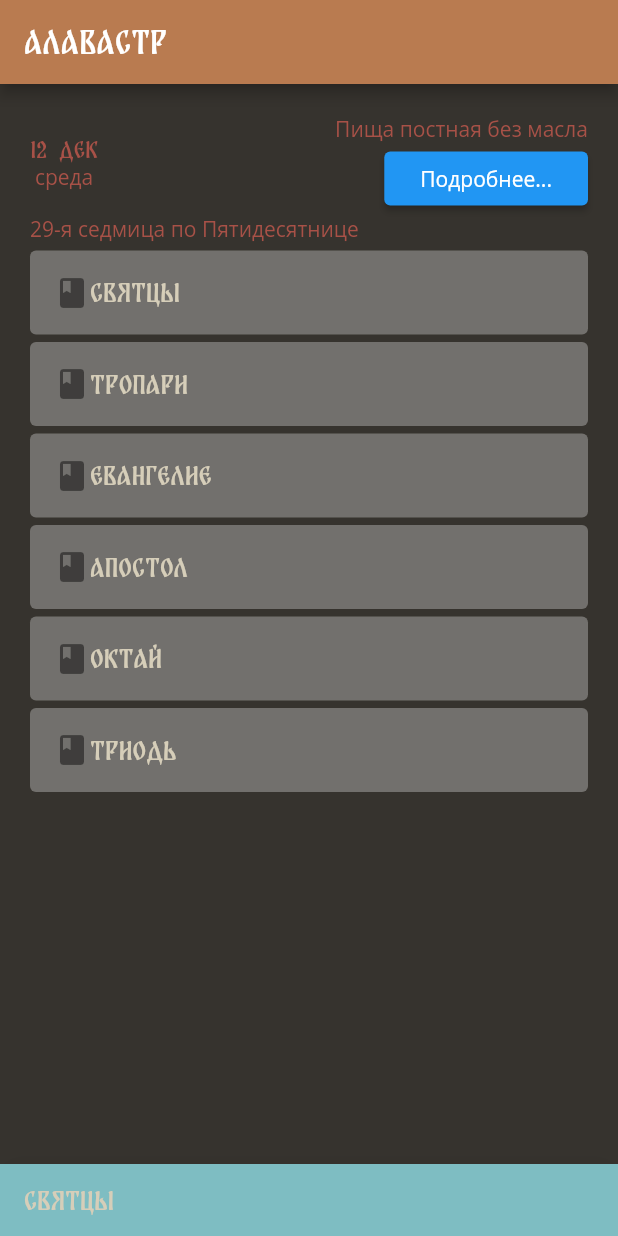
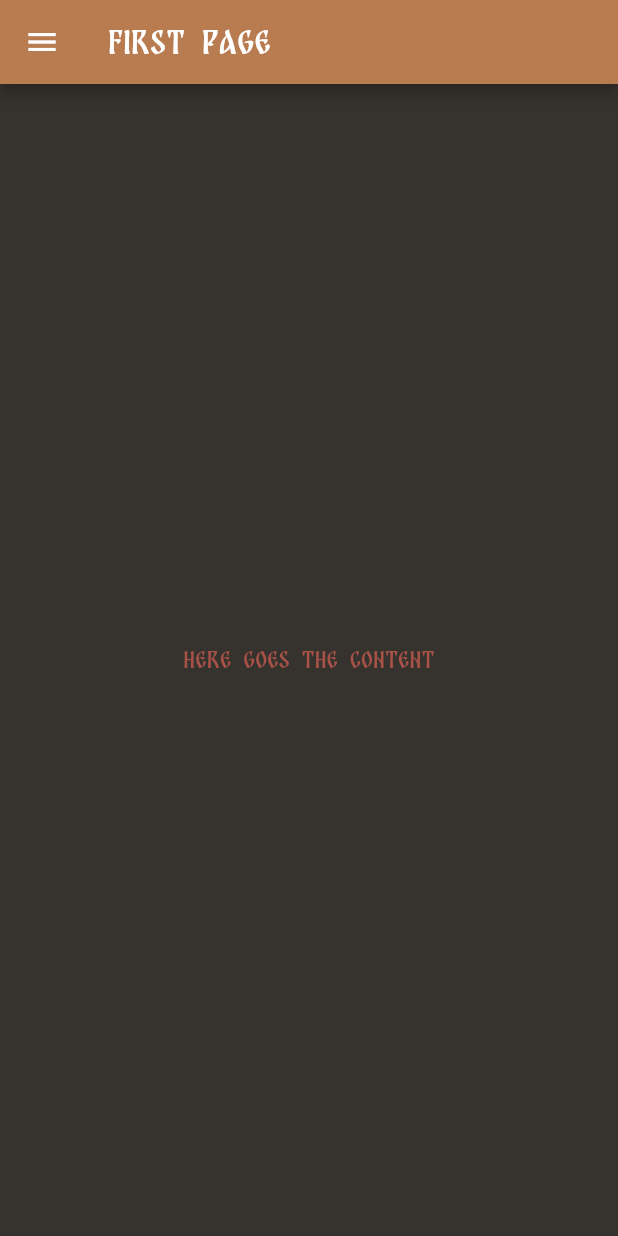
Before and after one commit to Ivan1992/falavastr, a Flutter app: the screen it shows after launch, on a phone screen of 412 x 824 dp. Run offline on Flutter 3.47's test engine with Material 2 defaults, Android fonts, the phone set to English and light mode, and no system bars.

```diff
--- a/lib/complex_example.dart
+++ b/lib/complex_example.dart
@@ -3,6 +3,7 @@
 // found in the LICENSE file.
 
 import 'package:falavastr/cstext.dart';
+import 'package:falavastr/drawer.dart';
 import 'package:flutter/material.dart';
 import 'package:scoped_model/scoped_model.dart';
 import 'backdrop.dart';
@@ -49,7 +50,10 @@ class ComplexExample extends StatelessWidget {
   @override
   Widget build(BuildContext context) => ScopedModel(
       model: FrontPanelModel(FrontPanels.tealPanel),
-      child: Scaffold(body: SafeArea(child: Panels(appBar))));
+      child: Scaffold(
+        drawer: DrawerOnly(),
+        body: SafeArea(child: Panels(appBar)),
+      ));
 }
 
 class Panels extends StatelessWidget {
@@ -200,14 +204,15 @@ class _BackPanelState extends State<BackPanel> {
                               rebuildOnChange: false,
                               builder: (context, _, model) => ListTile(
                                     title: Center(
-                                      child: Row(children: <Widget>[
+                                        child: Row(
+                                      children: <Widget>[
                                         Icon(Icons.book),
                                         Text(name,
-                                          style: TextStyle(
-                                            fontFamily: "Balkara",
-                                          )),
-                                      ],)
-                                    ),
+                                            style: TextStyle(
+                                              fontFamily: "Balkara",
+                                            )),
+                                      ],
+                                    )),
                                     selected: false,
                                     onTap: () {
                                       model.activate(FrontPanels.tealPanel);
--- a/lib/main.dart
+++ b/lib/main.dart
@@ -1,6 +1,6 @@
 import 'package:falavastr/complex_example.dart';
+import 'package:falavastr/pages/firstpage.dart';
 import 'package:flutter/material.dart';
-import 'toolbar.dart';
 import 'package:flutter/services.dart';
 
 void main() => runApp(MyApp());
@@ -21,9 +21,7 @@ class MyApp extends StatelessWidget {
         primaryColor: Color(0xFFb97b50),
         secondaryHeaderColor: Color(0xFFEFE6DD),
         buttonColor: Color(0xFF4c7e7a),
-          buttonTheme: ButtonThemeData(
-            textTheme: ButtonTextTheme.primary
-          ),
+        buttonTheme: ButtonThemeData(textTheme: ButtonTextTheme.primary),
         accentColor: Color(0xFFBB4430),
         canvasColor: Color(0xFF36332e),
         scaffoldBackgroundColor: Color(0xFF36332e),
@@ -32,11 +30,16 @@ class MyApp extends StatelessWidget {
           headline: TextStyle(color: Color(0xFFa85147)),
           caption: TextStyle(color: Color(0xFFa85147)),
           body1: TextStyle(color: Color(0xFFa85147)),
-            body2: TextStyle(color: Color(0xFFa85147)),
+          body2: TextStyle(color: Colors.red),//TextStyle(color: Color(0xFFa85147)),
           title: TextStyle(color: Color(0xFFa85147)),
           subhead: TextStyle(color: Color(0xFFd6ceb9)),
-          )),
-      home: ComplexExample(), //MainCollapsingToolbar(),
+        ),
+        iconTheme: IconThemeData(
+          color: Colors.white,
+        ),
+        brightness: Brightness.dark,
+      ),
+      home: FirstPage(), //MainCollapsingToolbar(),
     );
   }
 }
--- /dev/null
+++ b/lib/pages/firstpage.dart
@@ -0,0 +1,17 @@
+import 'package:falavastr/drawer.dart';
+import 'package:flutter/material.dart';
+
+class FirstPage extends StatelessWidget {
+  @override
+  Widget build(BuildContext context) {
+    return Scaffold(
+      drawer: DrawerOnly(),
+      appBar: AppBar(
+        title: Text("First page"),
+      ),
+      body: Center(
+        child: Text("here goes the content"),
+      ),
+    );
+  }
+}
```
Also changed, not shown: lib/drawer.dart (added, +126 -0 lines), lib/pages/secondpage.dart (added, +17 -0 lines), lib/pages/ustav.dart (added, +34 -0 lines). Lines whose indentation alone changed are shown as unchanged.
